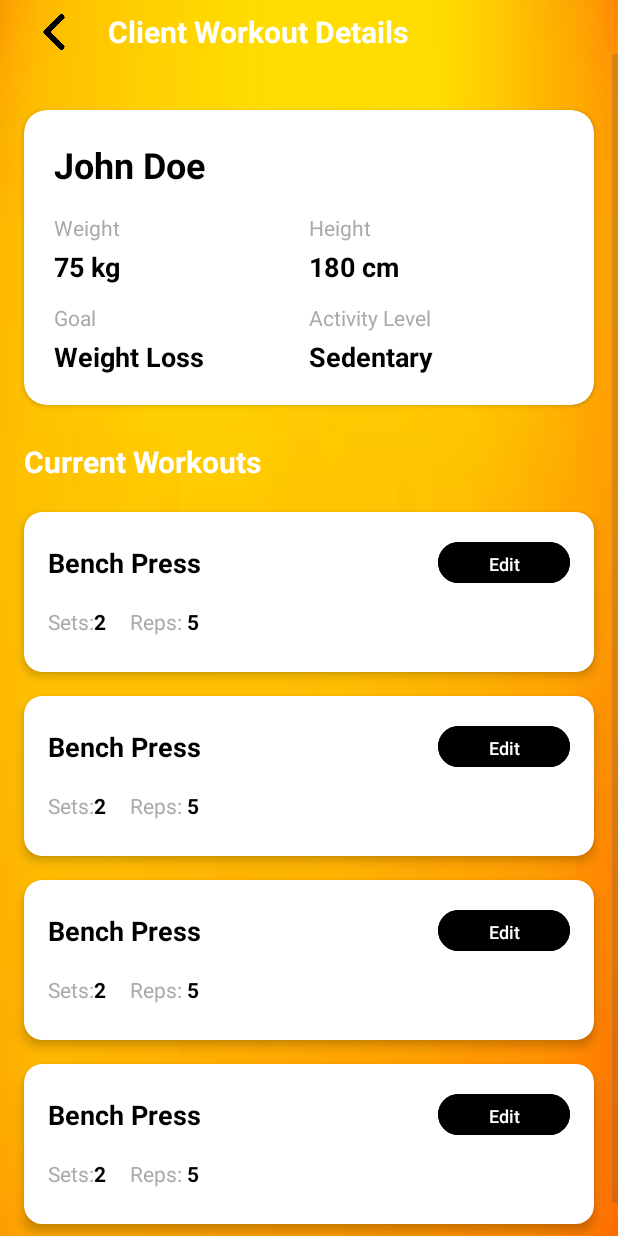
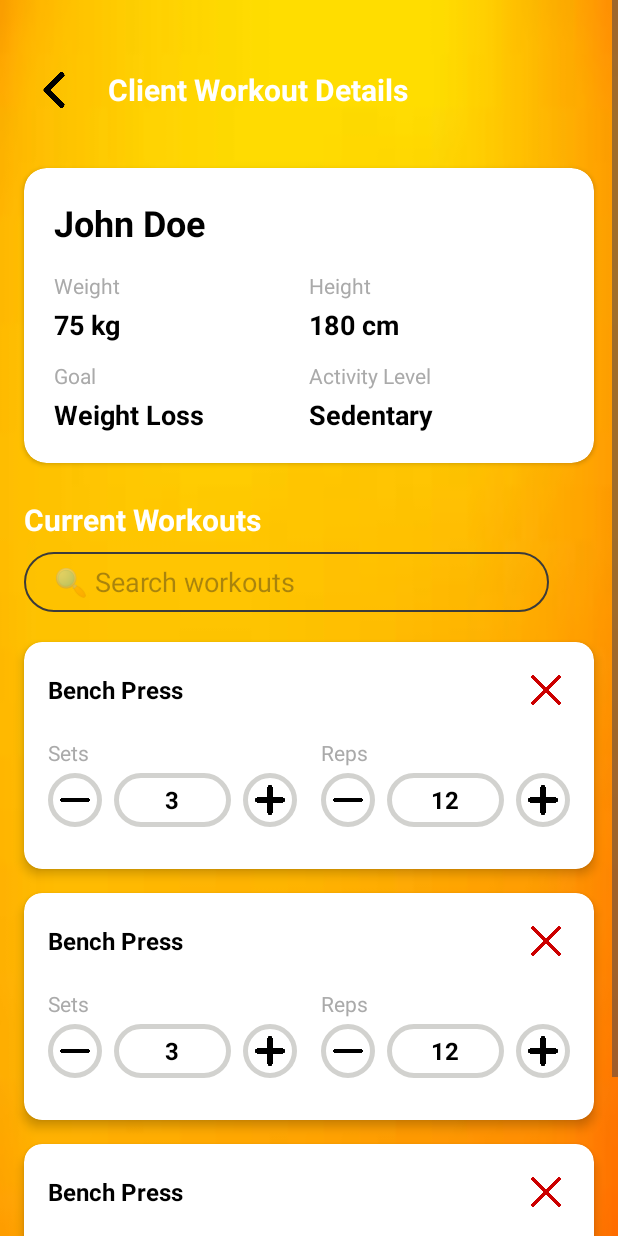
Before and after one commit to knnthrs/AIA_App, an Android app: the layout activity_client_workouts_details.xml on its own in the app's theme, with its tools: preview values and no code run, on a phone screen of 412 x 824 dp. Run offline under Robolectric (Android 15) with nearby library versions, the phone set to English and light mode, and no system bars.

Commit message:
coach see clients workouts

```diff
--- a/app/build.gradle.kts
+++ b/app/build.gradle.kts
@@ -53,6 +53,7 @@ dependencies {
     implementation("com.google.firebase:firebase-database")
     implementation("com.google.firebase:firebase-storage")
 
+
     // Glide for image loading
     implementation("com.github.bumptech.glide:glide:4.16.0")
     annotationProcessor("com.github.bumptech.glide:compiler:4.16.0")
@@ -63,6 +64,7 @@ dependencies {
     implementation("com.squareup.okhttp3:okhttp:4.11.0")
     implementation("com.squareup.okhttp3:logging-interceptor:4.11.0")
 
+
     // ZXing barcode scanner
     implementation("com.journeyapps:zxing-android-embedded:4.3.0")
 
--- /dev/null
+++ b/app/src/main/res/drawable/search_background.xml
@@ -0,0 +1,15 @@
+<?xml version="1.0" encoding="utf-8"?>
+<shape xmlns:android="http://schemas.android.com/apk/res/android"
+    android:shape="rectangle">
+
+    <!-- Rounded edges -->
+    <corners android:radius="20dp" />
+
+    <!-- Transparent fill -->
+    <solid android:color="@android:color/transparent" />
+
+    <!-- Border (light gray) -->
+    <stroke
+        android:width="1dp"
+        android:color="@color/dark_gray" />
+</shape>
--- a/app/src/main/res/layout/activity_client_workouts_details.xml
+++ b/app/src/main/res/layout/activity_client_workouts_details.xml
@@ -202,7 +202,22 @@
             android:textStyle="bold"
             android:layout_marginStart="16dp"
             android:layout_marginTop="8dp"
-            android:layout_marginBottom="12dp" />
+            android:layout_marginBottom="8dp" />
+
+        <!-- Search Bar -->
+        <EditText
+            android:id="@+id/search_workouts"
+            android:layout_width="350dp"
+            android:layout_height="40dp"
+            android:layout_marginHorizontal="16dp"
+            android:layout_marginBottom="12dp"
+            android:hint="🔍︎ Search workouts"
+            android:paddingStart="20dp"
+            android:textColor="@color/black"
+            android:background="@drawable/search_background"
+            android:drawablePadding="12dp"
+            android:inputType="text" />
+
 
         <!-- Workouts RecyclerView -->
         <androidx.recyclerview.widget.RecyclerView
@@ -212,7 +227,7 @@
             android:layout_marginHorizontal="8dp"
             android:orientation="vertical"
             tools:itemCount="4"
-            tools:listitem="@layout/item_individual_workout" />
+            tools:listitem="@layout/item_editable_exercise" />
 
         <!-- Empty State for No Workouts -->
         <LinearLayout
--- a/app/src/main/res/layout/item_individual_workout.xml
+++ /dev/null
@@ -1,104 +0,0 @@
-<?xml version="1.0" encoding="utf-8"?>
-<androidx.cardview.widget.CardView xmlns:android="http://schemas.android.com/apk/res/android"
-    xmlns:app="http://schemas.android.com/apk/res-auto"
-    android:layout_width="match_parent"
-    android:layout_height="wrap_content"
-    android:layout_margin="8dp"
-    app:cardCornerRadius="12dp"
-    app:cardElevation="4dp"
-    android:clickable="true"
-    android:focusable="true"
-    android:foreground="?android:attr/selectableItemBackground">
-
-    <LinearLayout
-        android:layout_width="match_parent"
-        android:layout_height="wrap_content"
-        android:orientation="vertical"
-        android:padding="16dp">
-
-        <!-- Workout Header -->
-        <LinearLayout
-            android:layout_width="match_parent"
-            android:layout_height="wrap_content"
-            android:orientation="horizontal"
-            android:gravity="center_vertical"
-            android:layout_marginBottom="12dp">
-
-            <LinearLayout
-                android:layout_width="0dp"
-                android:layout_height="wrap_content"
-                android:layout_weight="1"
-                android:orientation="vertical">
-
-                <TextView
-                    android:id="@+id/workout_name"
-                    android:layout_width="wrap_content"
-                    android:layout_height="wrap_content"
-                    android:text="Bench Press"
-                    android:textColor="@color/black"
-                    android:textSize="18sp"
-                    android:textStyle="bold" />
-
-
-            </LinearLayout>
-
-            <com.google.android.material.button.MaterialButton
-                android:id="@+id/edit_workout_button"
-                android:layout_width="wrap_content"
-                android:layout_height="35dp"
-                android:text="Edit"
-                android:textColor="@color/white"
-                android:textSize="12sp"
-                android:backgroundTint="@color/black"
-                app:cornerRadius="18dp"
-                android:minHeight="0dp"
-                android:paddingHorizontal="16dp" />
-
-        </LinearLayout>
-
-        <!-- Workout Details -->
-        <LinearLayout
-            android:layout_width="match_parent"
-            android:layout_height="wrap_content"
-            android:orientation="horizontal"
-            android:layout_marginBottom="8dp">
-
-            <TextView
-                android:layout_width="wrap_content"
-                android:layout_height="wrap_content"
-                android:text="Sets:"
-                android:textColor="@android:color/darker_gray"
-                android:textSize="14sp" />
-
-            <TextView
-                android:id="@+id/exercise_count"
-                android:layout_width="wrap_content"
-                android:layout_height="wrap_content"
-                android:text="2"
-                android:textColor="@color/black"
-                android:textSize="14sp"
-                android:textStyle="bold" />
-
-            <TextView
-                android:layout_width="wrap_content"
-                android:layout_height="wrap_content"
-                android:text="Reps: "
-                android:textColor="@android:color/darker_gray"
-                android:textSize="14sp"
-                android:layout_marginStart="16dp" />
-
-            <TextView
-                android:id="@+id/workout_duration"
-                android:layout_width="wrap_content"
-                android:layout_height="wrap_content"
-                android:text="5"
-                android:textColor="@color/black"
-                android:textSize="14sp"
-                android:textStyle="bold" />
-
-        </LinearLayout>
-
-
-    </LinearLayout>
-
-</androidx.cardview.widget.CardView>
```
Also changed, not shown: app/src/main/java/com/example/signuploginrealtime/Client_workouts_details.java (+80 -23 lines), app/src/main/java/com/example/signuploginrealtime/ClientsAdapter.java (+3 -9 lines), app/src/main/java/com/example/signuploginrealtime/SplashActivity.java (+69 -16 lines), app/src/main/java/com/example/signuploginrealtime/adapters/WorkoutExerciseAdapter.java (added, +122 -0 lines), app/src/main/java/com/example/signuploginrealtime/coach_clients.java (+160 -29 lines), app/src/main/res/drawable/ic_search.png (added).
